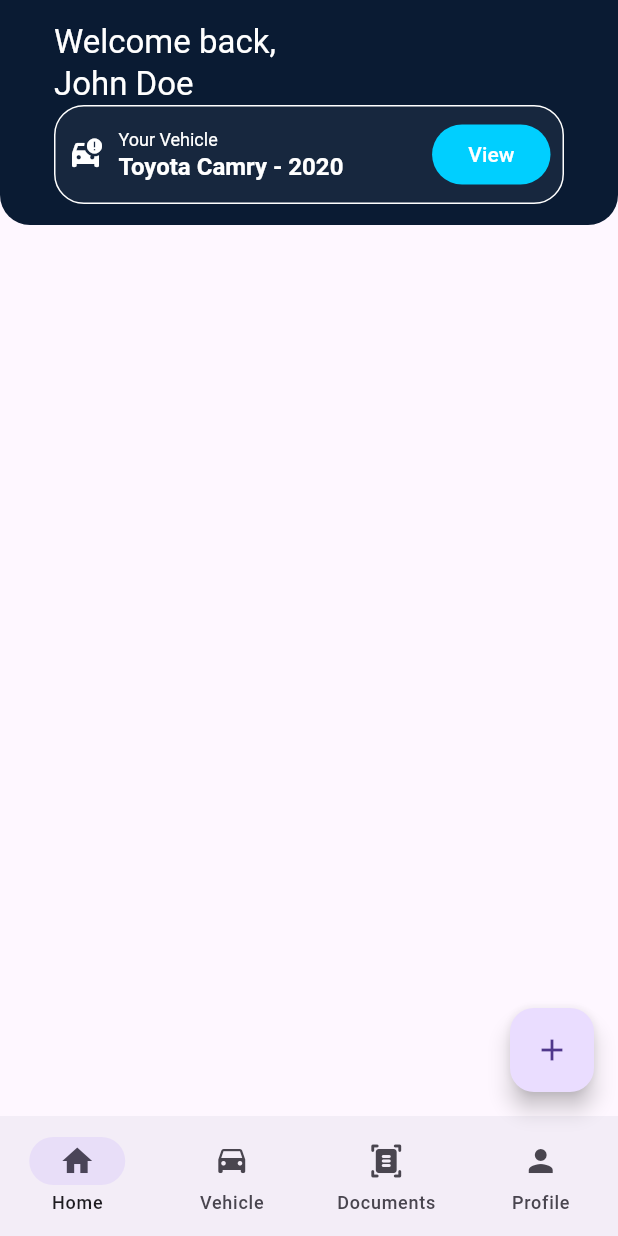
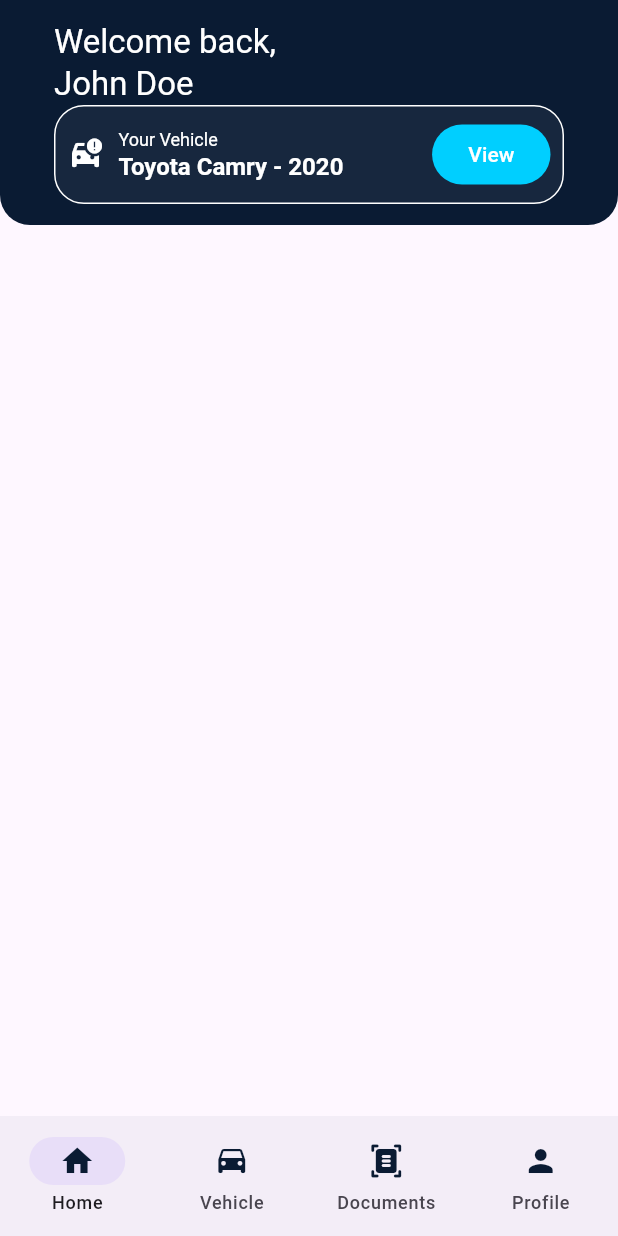
Before and after one commit to geofrey254/pitsto_mobile, a Flutter app: the screen it shows after launch, on a phone screen of 412 x 824 dp. Run offline on Flutter 3.47's test engine with Material 3 defaults, Android fonts, the phone set to English and light mode, and no system bars.

Commit message:
Changed icon colors

```diff
--- a/lib/main.dart
+++ b/lib/main.dart
@@ -32,17 +32,11 @@ class _RootPageState extends State<RootPage> {
   Widget build(BuildContext context) {
     return Scaffold(
       body: Home(),
-      floatingActionButton: FloatingActionButton(
-        onPressed: () {
-          debugPrint('Floating Action Button');
-        },
-        child: Icon(Icons.add),
-        ),
         bottomNavigationBar: NavigationBar(destinations: [
-          NavigationDestination(icon: Icon(Icons.home), label: 'Home'),
-          NavigationDestination(icon: Icon(Icons.drive_eta), label: 'Vehicle'),
-          NavigationDestination(icon: Icon(Icons.document_scanner_rounded), label: 'Documents'),
-          NavigationDestination(icon: Icon(Icons.person), label: 'Profile'),
+          NavigationDestination(icon: Icon(Icons.home, color: Color(0xFF0A1B33),), label: 'Home'),
+          NavigationDestination(icon: Icon(Icons.drive_eta, color: Color(0xFF0A1B33),), label: 'Vehicle'),
+          NavigationDestination(icon: Icon(Icons.document_scanner_rounded, color: Color(0xFF0A1B33),), label: 'Documents'),
+          NavigationDestination(icon: Icon(Icons.person, color: Color(0xFF0A1B33),), label: 'Profile'),
 
         ],
         onDestinationSelected: (int index){
```
